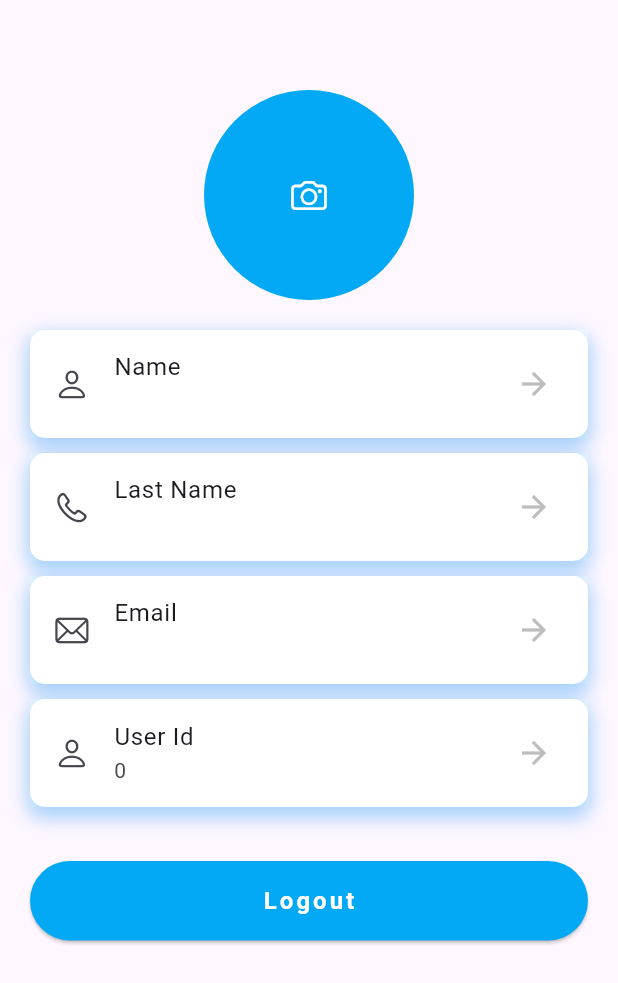
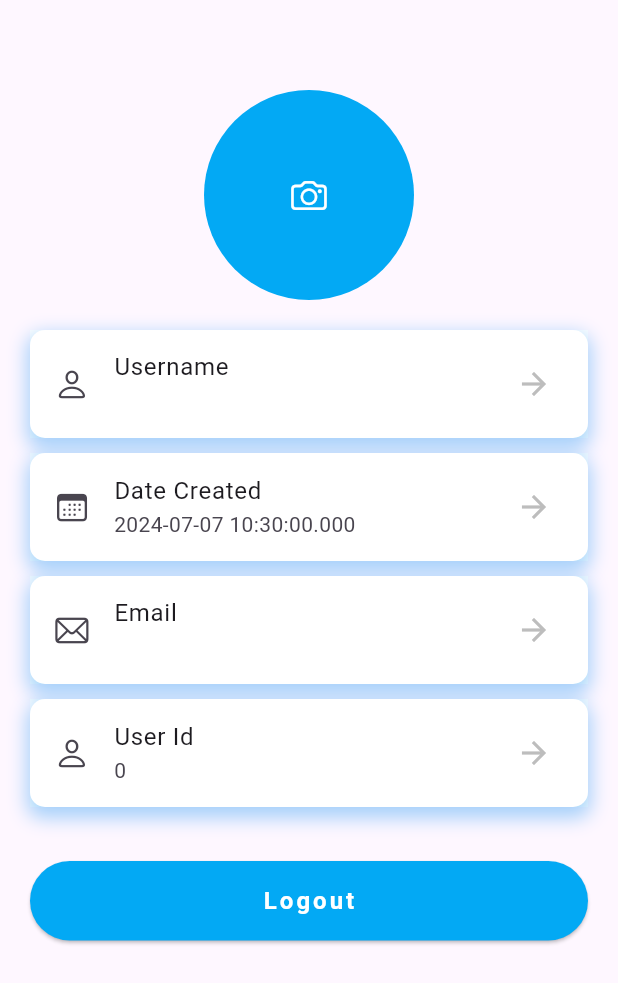
Before and after one commit to haibinhpham/demo_tester, a Flutter app: the AccountScreen screen opened directly, on a phone screen of 412 x 824 dp. Shown: the top 983 px of the screen. Run offline on Flutter 3.47's test engine with Material 3 defaults, Android fonts, the phone set to English and light mode, and no system bars; missing offline and left inert: mysql1; accounts and stored records are empty.

Commit message:
changed user.dart model to use Production Schema, also change the authentication logic for registration,login,and account screen + home, the rest remains unchanged.

```diff
--- a/lib/testing/model/user.dart
+++ b/lib/testing/model/user.dart
@@ -3,7 +3,7 @@ class User {
   final String username;
   final String password;
   final String email;
-  final String createdAt;
+  final DateTime createdAt;
 
   User(
       {required this.userId,
--- a/lib/testing/view/account/account_screen.dart
+++ b/lib/testing/view/account/account_screen.dart
@@ -50,16 +50,6 @@ class _AccountScreenState extends State<AccountScreen> {
   @override
   Widget build(BuildContext context) {
     return Scaffold(
-        // appBar: AppBar(
-        //   title: const Text('Profile',
-        //       style: TextStyle(
-        //         letterSpacing: 4,
-        //         fontSize: 20,
-        //         fontWeight: FontWeight.bold,
-        //       )),
-        //   automaticallyImplyLeading: false,
-        //   centerTitle: true,
-        // ),
         body: user == null
             ? const Center(child: CircularProgressIndicator())
             : Scaffold(
@@ -78,10 +68,10 @@ class _AccountScreenState extends State<AccountScreen> {
                       ),
                       const SizedBox(height: 20),
                       itemProfile(
-                          'Name', user!.username, CupertinoIcons.person),
+                          'Username', user!.username, CupertinoIcons.person),
                       const SizedBox(height: 10),
-                      itemProfile(
-                          'Last Name', user!.password, CupertinoIcons.phone),
+                      itemProfile('Date Created', user!.createdAt.toString(),
+                          CupertinoIcons.calendar),
                       const SizedBox(height: 10),
                       itemProfile('Email', user!.email, CupertinoIcons.mail),
                       const SizedBox(height: 10),
```
